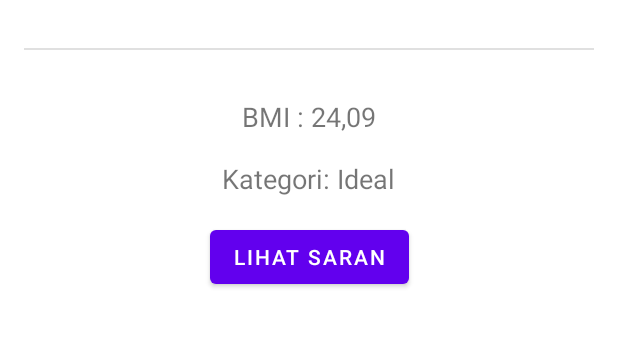
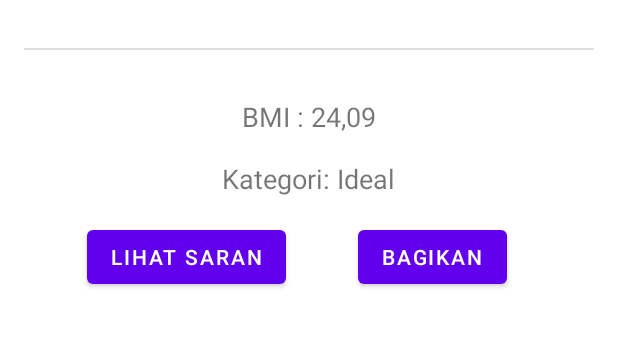
Before and after one commit to D3IF-Cool/4304-hitung-bmi-hmfzh, an Android app: the layout fragment_hitung.xml on its own in the app's theme, with its tools: preview values and no code run, on a phone screen of 412 x 824 dp, the part 453-800 px from its top. Run offline under Robolectric (Android 15) with nearby library versions, the phone set to English and light mode, and no system bars.

Commit message:
Membuat navigasi ke app lain

```diff
--- a/app/src/main/res/layout/fragment_hitung.xml
+++ b/app/src/main/res/layout/fragment_hitung.xml
@@ -37,15 +37,35 @@
             android:id="@+id/btn_saran"
             android:layout_width="wrap_content"
             android:layout_height="wrap_content"
-            android:text="@string/lihat_saran"
-            android:layout_marginStart="16dp"
+
             android:layout_marginTop="16dp"
             android:layout_marginEnd="16dp"
-            android:visibility="invisible"
+            android:text="@string/lihat_saran"
             app:layout_constraintBottom_toBottomOf="parent"
-            app:layout_constraintEnd_toEndOf="parent"
+            app:layout_constraintEnd_toStartOf="@id/btn_share"
+            app:layout_constraintHorizontal_chainStyle="packed"
             app:layout_constraintStart_toStartOf="parent"
             app:layout_constraintTop_toBottomOf="@id/tv_kategori"
+            app:layout_constraintVertical_bias="0.0" />
+
+        <Button
+            android:id="@+id/btn_share"
+            android:layout_width="wrap_content"
+            android:layout_height="wrap_content"
+            android:layout_marginStart="32dp"
+            android:layout_marginEnd="16dp"
+            android:text="@string/bagikan"
+            app:layout_constraintEnd_toEndOf="parent"
+            app:layout_constraintStart_toEndOf="@id/btn_saran"
+            app:layout_constraintTop_toTopOf="@id/btn_saran"/>
+            />
+
+        <androidx.constraintlayout.widget.Group
+            android:id="@+id/btn_group"
+            android:layout_width="wrap_content"
+            android:layout_height="wrap_content"
+            android:visibility="invisible"
+            app:constraint_referenced_ids="btn_saran,btn_share"
             tools:visibility="visible"
             />
 
--- a/app/src/main/res/values/strings.xml
+++ b/app/src/main/res/values/strings.xml
@@ -27,4 +27,6 @@
         Android untuk menghitung body mass index (BMI) sehingga seseorang dapat mengetahui apakah berat badannya ideal, gemuk atau kurus.
         \n\nCopyright Muhammad Ilham Hafizha 6706190028 </string>
     <string name="tentang_aplikasi">Tentang Aplikasi</string>
+    <string name="bagikan">Bagikan</string>
+    <string name="bagikan_template">Berat badan: %1$s kg\nTinggi badan: %2$s cm\nJenis kelamin: %3$s\n\n%4$s\n%5$s </string>
 </resources>
```
Also changed, not shown: app/src/main/java/com/d3if0028/hitungbmi/ui/HitungFragment.kt (+27 -1 lines).
